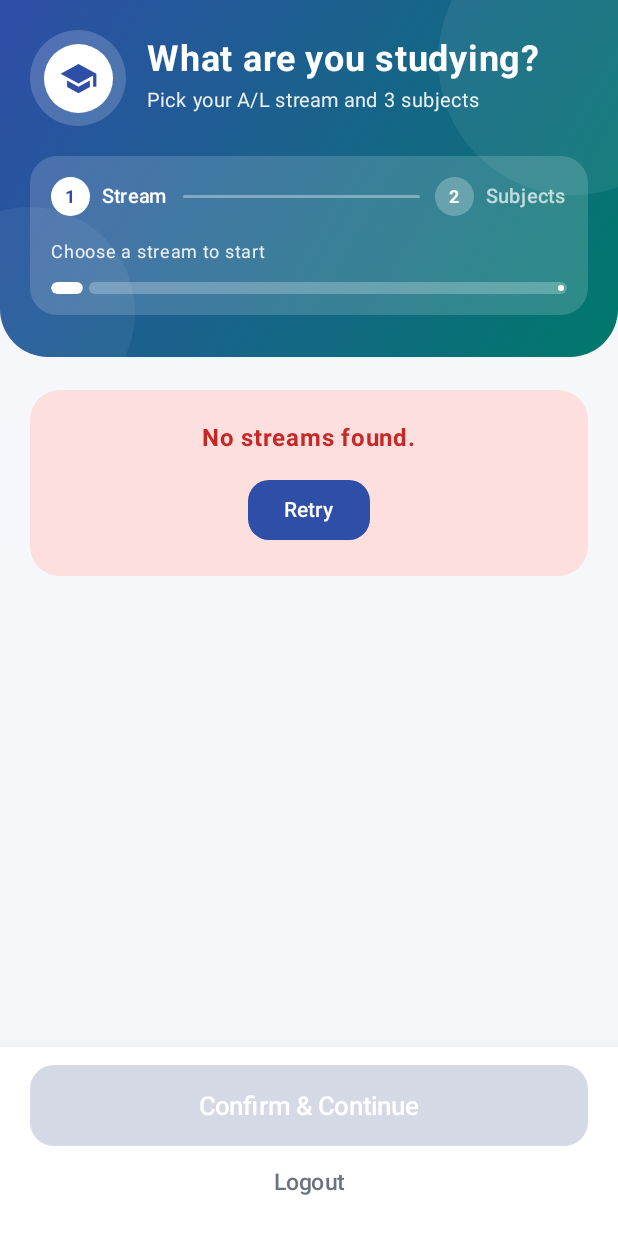
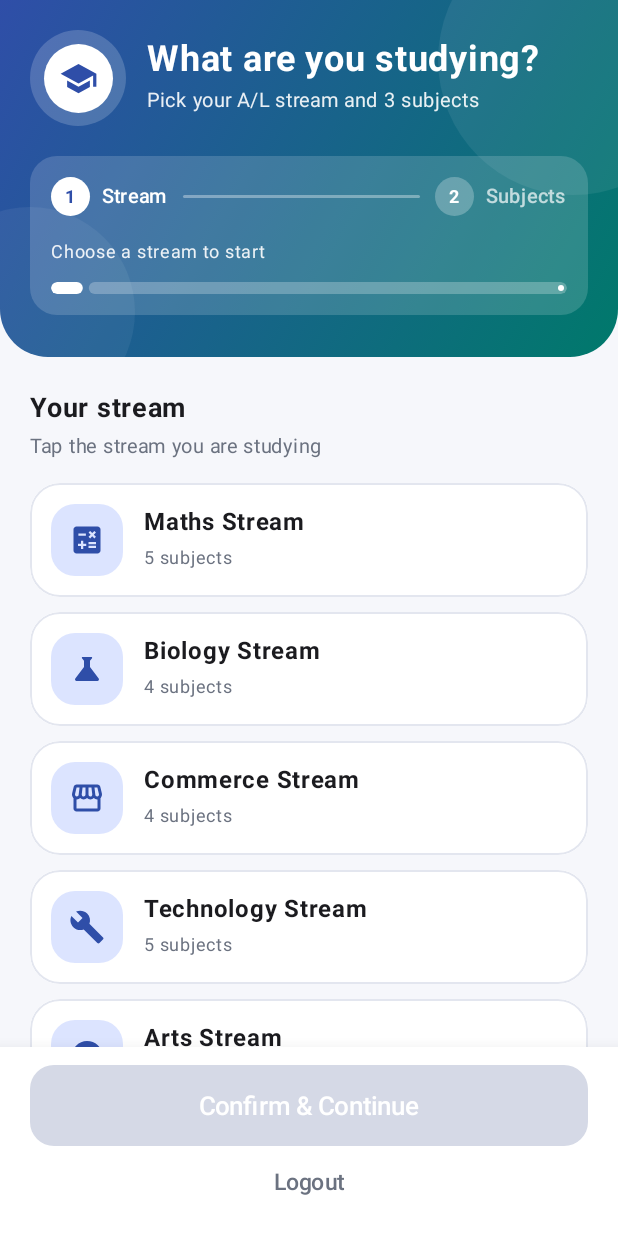
Before and after one commit to Janana2006/Nena-Sayura-App, an Android app built with Jetpack Compose: the composable SetupScreen called with empty values, on a phone screen of 412 x 824 dp. Run offline under Robolectric (Android 15) with nearby library versions, the phone set to English and light mode, and no system bars; our stand-ins replace Firebase (no records; nobody signed in at launch, a user with empty details on screens opened directly).

Commit message:
add to subjects

```diff
--- /dev/null
+++ b/app/src/main/java/lk/nenasayura/app/data/repository/StreamSeeder.kt
@@ -0,0 +1,164 @@
+package lk.nenasayura.app.data.repository
+
+import com.google.firebase.firestore.FirebaseFirestore
+import kotlinx.coroutines.tasks.await
+import lk.nenasayura.app.data.model.StudyStream
+import lk.nenasayura.app.data.model.Subject
+
+object StreamSeeder {
+
+    /** Streams ekapara hadala iwara unama meka false karanna. */
+    const val ENABLED = true
+
+    /** true nam thiyena docs overwrite karanawa. */
+    private const val OVERWRITE = true
+
+    private const val COLLECTION = "streams"
+
+    private fun id(name: String) =
+        name.lowercase().replace("&", "and").replace(Regex("[^a-z0-9]+"), "_").trim('_')
+
+    private class Seed(
+        val docId: String,
+        val name: String,
+        val order: Int,
+        val subjects: List<String>,
+        val combinations: List<List<String>> = emptyList(),
+        val groups: List<List<String>> = emptyList()
+    ) {
+        fun toMap(): Map<String, Any> {
+            val data = mutableMapOf<String, Any>(
+                "name" to name,
+                "order" to order,
+                "subjects" to subjects.associate { id(it) to it }
+            )
+            if (combinations.isNotEmpty()) {
+                data["combinations"] = combinations.map { combo -> combo.joinToString(",") { id(it) } }
+            }
+            if (groups.isNotEmpty()) {
+                data["groups"] = groups.map { slot -> slot.joinToString("|") { id(it) } }
+            }
+            return data
+        }
+    }
+
+    private val seeds = listOf(
+        // Maths: Combined Mathematics + Physics compulsory, 3weni eka Chemistry / ICT / Higher Maths
+        Seed(
+            docId = "maths",
+            name = "Maths Stream",
+            order = 1,
+            subjects = listOf(
+                "Combined Mathematics", "Physics", "Chemistry",
+                "Information & Communication Technology", "Higher Mathematics"
+            ),
+            groups = listOf(
+                listOf("Combined Mathematics"),
+                listOf("Physics"),
+                listOf("Chemistry", "Information & Communication Technology", "Higher Mathematics")
+            )
+        ),
+
+        // Biology: Biology + Chemistry compulsory, 3weni eka Physics / Agriculture
+        Seed(
+            docId = "bio",
+            name = "Biology Stream",
+            order = 2,
+            subjects = listOf("Biology", "Chemistry", "Physics", "Agriculture"),
+            groups = listOf(
+                listOf("Biology"),
+                listOf("Chemistry"),
+                listOf("Physics", "Agriculture")
+            )
+        ),
+
+        // Commerce: Accounting compulsory, Business Studies, Economics, ICT
+        Seed(
+            docId = "commerce",
+            name = "Commerce Stream",
+            order = 3,
+            subjects = listOf(
+                "Accounting", "Business Studies", "Economics",
+                "Information & Communication Technology"
+            ),
+            groups = listOf(
+                listOf("Accounting"),
+                listOf("Business Studies", "Economics", "Information & Communication Technology"),
+                listOf("Business Studies", "Economics", "Information & Communication Technology")
+            )
+        ),
+
+        // Technology: Science for Technology compulsory
+        Seed(
+            docId = "technology",
+            name = "Technology Stream",
+            order = 4,
+            subjects = listOf(
+                "Bio Systems Technology",
+                "Engineering Technology",
+                "Science for Technology",
+                "Agriculture",
+                "Information & Communication Technology"
+            ),
+            groups = listOf(
+                listOf("Engineering Technology", "Bio Systems Technology"),
+                listOf("Science for Technology"),
+                listOf("Agriculture", "Information & Communication Technology")
+            )
+        ),
+
+        // Arts: slots 3k, hama slot ekakin ekak
+        Seed(
+            docId = "arts",
+            name = "Arts Stream",
+            order = 5,
+            subjects = listOf(
+                "Sinhala", "Japanese", "Logic", "English Literature",
+                "Geography", "Buddhist Civilization", "Home Science",
+                "Information & Communication Technology",
+                "Media Studies", "Agriculture", "Political Science",
+                "History", "Economics", "Art", "Dancing", "Music"
+            ),
+            groups = listOf(
+                listOf("Sinhala", "Japanese", "Logic", "English Literature"),
+                listOf(
+                    "Geography", "Buddhist Civilization", "Home Science",
+                    "Information & Communication Technology"
+                ),
+                listOf(
+                    "Media Studies", "Agriculture", "Political Science",
+                    "History", "Economics", "Art", "Dancing", "Music"
+                )
+            )
+        )
+    )
+
+    /** Firestore eke naththa streams witharak hadanawa / update karanawa. */
+    suspend fun seedMissing() {
+        val db = FirebaseFirestore.getInstance()
+        for (seed in seeds) {
+            val ref = db.collection(COLLECTION).document(seed.docId)
+            if (OVERWRITE || !ref.get().await().exists()) {
+                ref.set(seed.toMap()).await()
+            }
+        }
+    }
+
+    /** Returns fallback streams for offline/instant display. */
+    fun getFallbackStreams(): List<StudyStream> {
+        return seeds.map { seed ->
+            val subjects = seed.subjects.map { Subject(id = id(it), name = it) }
+            val byId = subjects.associateBy { it.id }
+            val groups = seed.groups.map { slot ->
+                slot.mapNotNull { byId[id(it)] }
+            }.filter { it.isNotEmpty() }
+
+            StudyStream(
+                id = seed.docId,
+                name = seed.name,
+                subjects = subjects,
+                groups = groups
+            )
+        }
+    }
+}
--- a/app/src/main/java/lk/nenasayura/app/screens/SetupScreen.kt
+++ b/app/src/main/java/lk/nenasayura/app/screens/SetupScreen.kt
@@ -187,7 +187,7 @@ fun SetupScreen(
                             )
                             Spacer(modifier = Modifier.height(2.dp))
                             Text(
-                                text = if (isTeacher) "Pick your stream and your subject"
+                                text = if (isTeacher) "Pick your stream and subjects"
                                 else "Pick your A/L stream and 3 subjects",
                                 fontSize = 13.sp,
                                 color = Color.White.copy(alpha = 0.9f)
@@ -393,7 +393,7 @@ fun SetupScreen(
                             } else {
                                 // ===== Slots nathi streams =====
                                 SectionTitle(
-                                    title = if (isTeacher) "Select one subject" else "Select $need subjects",
+                                    title = if (isTeacher) "Select subjects" else "Select $need subjects",
                                     subtitle = "in ${selectedStream.name}"
                                 )
                                 if (limitReached) {
--- a/app/src/main/java/lk/nenasayura/app/ui/teacher/upload/UploadScreen.kt
+++ b/app/src/main/java/lk/nenasayura/app/ui/teacher/upload/UploadScreen.kt
@@ -164,7 +164,7 @@ fun UploadScreen(
         OutlinedTextField(
             value = state.description,
             onValueChange = viewModel::onDescriptionChange,
-            label = { Text("Description (optional)") },
+            label = { Text("Description") },
             minLines = 3,
             enabled = !state.isUploading,
             modifier = Modifier.fillMaxWidth()
--- a/app/src/main/java/lk/nenasayura/app/ui/teacher/upload/UploadViewModel.kt
+++ b/app/src/main/java/lk/nenasayura/app/ui/teacher/upload/UploadViewModel.kt
@@ -73,13 +73,17 @@ class UploadViewModel(
         if (s.isUploading) return
 
         val subject = s.selectedSubject
+        val hasDescription = s.description.isNotBlank()
+        val hasFile = s.type != ContentType.VIDEO_LINK && s.fileUri != null
+        val hasVideo = s.type == ContentType.VIDEO_LINK && s.videoUrl.isNotBlank()
+
         val error = when {
             s.title.isBlank() -> "Please enter a title."
             subject == null -> "Please select a subject."
-            s.type == ContentType.VIDEO_LINK && !isValidLink(s.videoUrl) ->
+            s.type == ContentType.VIDEO_LINK && hasVideo && !isValidLink(s.videoUrl) ->
                 "Please enter a valid video link (starting with https://)."
-            s.type != ContentType.VIDEO_LINK && s.fileUri == null ->
-                "Please choose a file to upload."
+            !hasDescription && !hasFile && !hasVideo ->
+                "Please provide a description, a file, or a video link."
             else -> null
         }
         if (error != null || subject == null) {
--- a/app/src/main/java/lk/nenasayura/app/viewmodel/SetupViewModel.kt
+++ b/app/src/main/java/lk/nenasayura/app/viewmodel/SetupViewModel.kt
@@ -10,6 +10,7 @@ import kotlinx.coroutines.launch
 import lk.nenasayura.app.data.model.StudyStream
 import lk.nenasayura.app.data.repository.RoleRepository
 import lk.nenasayura.app.data.repository.SetupRepository
+import lk.nenasayura.app.data.repository.StreamSeeder
 
 data class SetupUiState(
     val role: String = "student",
@@ -32,9 +33,9 @@ data class SetupUiState(
     val hasGroups: Boolean
         get() = role != "teacher" && selectedStream?.groups?.isNotEmpty() == true
 
-    // Teacher: subject 1k, Student: subjects 3k
+    // Teacher: kamathi subject ganak, Student: subjects 3k
     val maxSubjects: Int
-        get() = if (role == "teacher") 1 else 3
+        get() = if (role == "teacher") Int.MAX_VALUE else 3
 
     // Slots nathi stream walata: subjects 3t wada kamai nam thiyena okkoma select karanna oni
     val requiredCount: Int
@@ -47,7 +48,9 @@ data class SetupUiState(
     val canConfirm: Boolean
         get() {
             val stream = selectedStream ?: return false
-            return if (hasGroups) {
+            return if (role == "teacher") {
+                selectedSubjectIds.isNotEmpty()
+            } else if (hasGroups) {
                 // hama slot ekakama select karala thiyenna oni
                 stream.groups.all { group -> group.any { it.id in selectedSubjectIds } }
             } else {
@@ -72,15 +75,55 @@ class SetupViewModel(
 
     fun loadStreams() {
         _state.update { it.copy(loading = true, error = null) }
+        viewModelScope.launch {
+            if (StreamSeeder.ENABLED) {
+                try {
+                    StreamSeeder.seedMissing()
+                } catch (e: Exception) {
+                    // Ignore seeding errors
+                }
+            }
             repo.getStreams { result ->
                 result.fold(
-                onSuccess = { list -> _state.update { it.copy(loading = false, streams = list) } },
+                    onSuccess = { list ->
+                        val fallbackMap = StreamSeeder.getFallbackStreams().associateBy { it.id }
+                        val firestoreMap = list.associateBy { it.id }
+                        val combinedKeys = (fallbackMap.keys + firestoreMap.keys)
+                        val combined = combinedKeys.mapNotNull { id ->
+                            val fs = firestoreMap[id]
+                            val fb = fallbackMap[id]
+                            if (fs != null && fs.subjects.isNotEmpty()) {
+                                fs.copy(
+                                    name = if (fs.name != fs.id && fs.name.isNotBlank()) fs.name else (fb?.name ?: fs.name),
+                                    groups = if (fs.groups.isNotEmpty()) fs.groups else (fb?.groups ?: emptyList())
+                                )
+                            } else {
+                                fb ?: fs
+                            }
+                        }.sortedBy { stream ->
+                            when (stream.id.lowercase()) {
+                                "maths" -> 1
+                                "bio", "biology" -> 2
+                                "commerce" -> 3
+                                "technology" -> 4
+                                "arts" -> 5
+                                else -> 99
+                            }
+                        }
+                        _state.update { it.copy(loading = false, streams = combined) }
+                    },
                     onFailure = { e ->
+                        val fallback = StreamSeeder.getFallbackStreams()
+                        if (fallback.isNotEmpty()) {
+                            _state.update { it.copy(loading = false, streams = fallback) }
+                        } else {
                             _state.update {
                                 it.copy(loading = false, error = e.localizedMessage ?: "Failed to load streams")
                             }
                         }
+                    }
                 )
+            }
         }
     }
 
@@ -106,8 +149,8 @@ class SetupViewModel(
         _state.update { s ->
             val current = s.selectedSubjectIds
             val next = when {
-                // Teacher: ekak, aluth ekak select kalama replace wenawa
-                s.maxSubjects == 1 -> setOf(id)
+                // Teacher: kamathi subject ganak select / unselect karanna puluwan
+                s.role == "teacher" -> if (id in current) current - id else current + id
 
                 // Student + slots
                 s.hasGroups -> {
```
Lines whose indentation alone changed are shown as unchanged.
